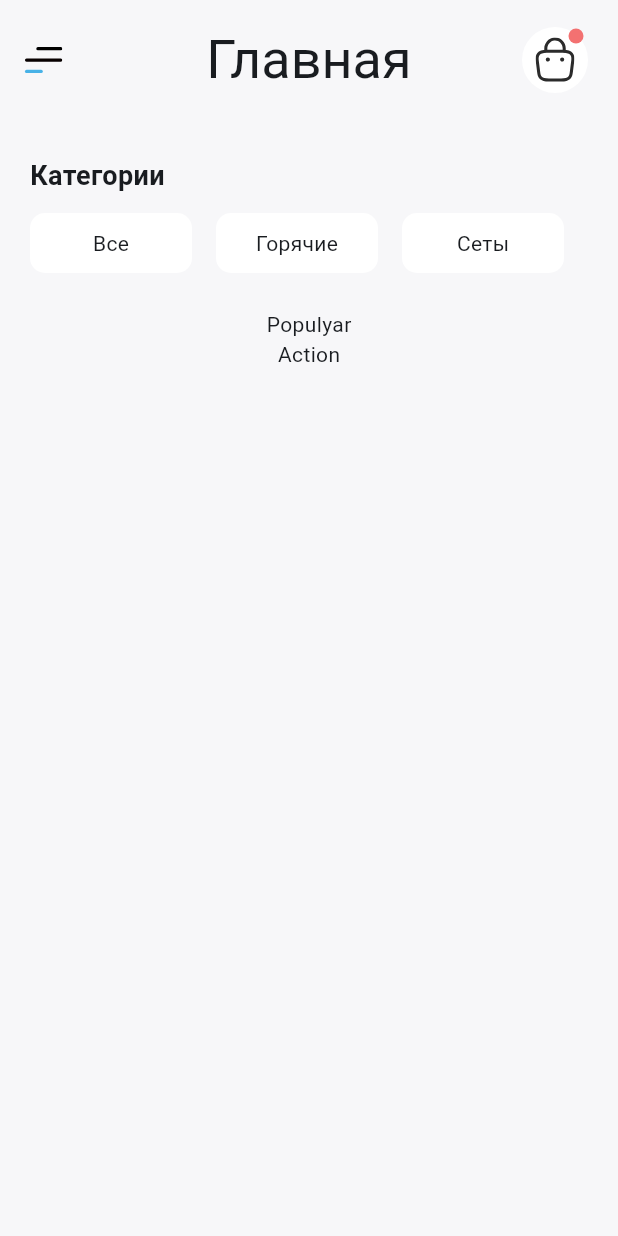
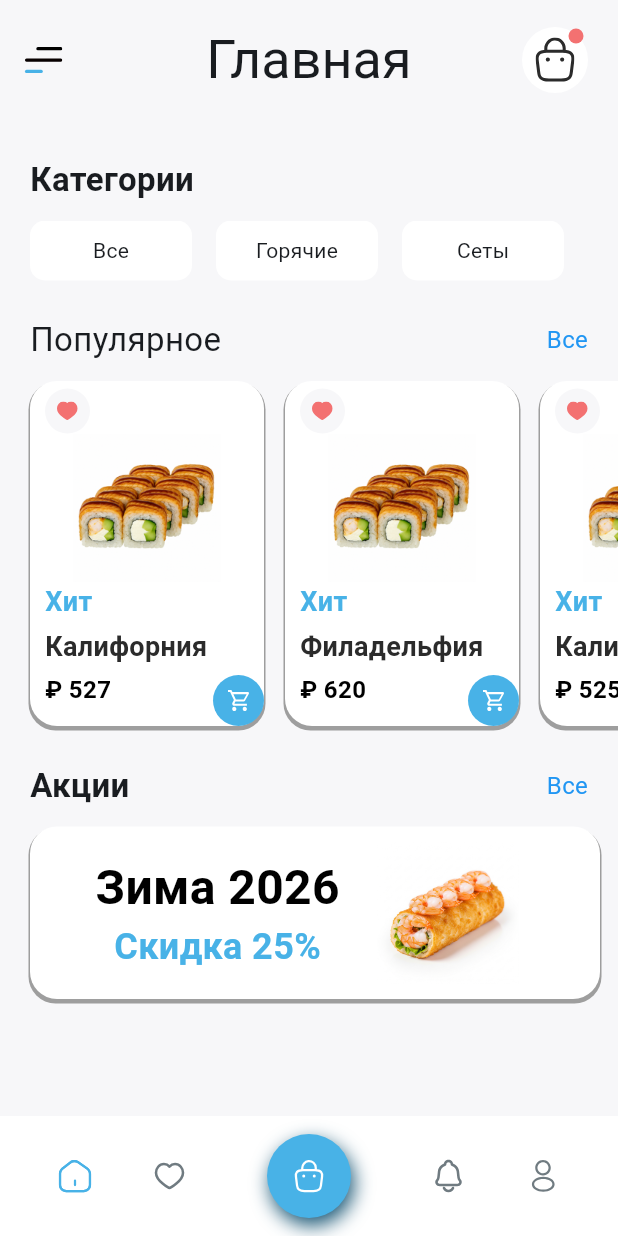
Before and after one commit to vladpap/flutter_course, a Flutter app: the PracticLayout3 screen opened directly, on a phone screen of 412 x 824 dp. Run offline on Flutter 3.47's test engine with Material 3 defaults, Android fonts, the phone set to English and light mode, and no system bars; our stand-ins replace flutter_svg, google_fonts.

Commit message:
done figma practica

```diff
--- /dev/null
+++ b/lib/practical/action.dart
@@ -0,0 +1,101 @@
+import 'package:flutter/material.dart';
+// import 'package:flutter_svg/flutter_svg.dart';
+
+class ActionChart extends StatelessWidget {
+  const ActionChart({super.key});
+
+  @override
+  Widget build(BuildContext context) {
+    return Container(
+      margin: EdgeInsets.only(top: 24),
+      child: Column(
+        children: [
+          Row(
+            children: [
+              Text("Акции", style: TextStyle(
+                fontSize: 22, fontWeight:
+                FontWeight.bold),
+                ),
+              Spacer(),
+              Text(
+                "Все",
+                style: TextStyle(color: Colors.blue, fontSize: 16),
+                )
+            ],
+          ),
+          SizedBox(height: 12),
+          SingleChildScrollView(
+            clipBehavior: Clip.none,
+            scrollDirection: Axis.horizontal,
+            child: Row(
+              children: [
+                ActionItem(),
+                SizedBox(width: 14),
+                ActionItem(),
+              ],
+            ),
+          ),
+        ],
+      ),
+    );
+  }
+}
+
+class ActionItem extends StatelessWidget {
+  const ActionItem({super.key});
+
+  @override
+  Widget build(BuildContext context) {
+    return Container(
+      width: 380,
+      height: 115,
+      padding: EdgeInsets.all(10),
+      decoration: BoxDecoration(
+        color: Colors.white, // The color of the container
+        borderRadius: BorderRadius.circular(18), // Optional: for rounded corners
+        boxShadow: [
+          BoxShadow(
+            color: Colors.grey,
+            offset: Offset(0, 2),               // X, Y offset of the shadow
+            blurRadius: 0,                      // How diffused the shadow is
+            spreadRadius: 1,                     // How much the shadow expands
+          ),
+        ],
+      ),
+      child: Center(
+        child: Row(
+          mainAxisAlignment: MainAxisAlignment.center,
+          children: [
+            Column(
+              mainAxisAlignment: MainAxisAlignment.center,
+              children: [
+                Text(
+                  "Зима 2026",
+                  style: TextStyle(
+                    fontSize: 32,
+                    color: Colors.black,
+                    fontWeight: FontWeight.bold,
+                  ),),
+                Text(
+                  "Скидка 25%",
+                  style: TextStyle(
+                    fontSize: 24,
+                    fontWeight: FontWeight.bold,
+                    color: Color(0xFF48B2E7),
+                  ),
+                ),
+              ],
+            ),
+            SizedBox(width: 14),
+            Image.asset(
+              width: 116,
+              height: 116,
+              fit: BoxFit.contain,
+              "assets/images/summer.png"
+            ),
+          ],
+        ),
+      ),
+    );
+  }
+}
--- a/lib/practical/category.dart
+++ b/lib/practical/category.dart
@@ -7,14 +7,14 @@ class CategoryChart extends StatelessWidget {
   @override
   Widget build(BuildContext context) {
     return Container(
-      margin: EdgeInsets.symmetric(vertical: 24),
+      margin: EdgeInsets.only(top: 24),
       child: Column(
         crossAxisAlignment: CrossAxisAlignment.start,
         children: [
           Text(
             "Категории",
             style: TextStyle(
-              fontSize: 18,
+              fontSize: 22,
               fontWeight: FontWeight.bold,
             )),
           SizedBox(height: 12),
--- /dev/null
+++ b/lib/practical/navigation_bar.dart
@@ -0,0 +1,92 @@
+import 'package:flutter/material.dart';
+import 'package:flutter_svg/flutter_svg.dart';
+
+class MyNavigationBar extends StatelessWidget {
+  const MyNavigationBar({super.key});
+
+  @override
+  Widget build(BuildContext context) {
+    return BottomAppBar(
+      color: Colors.white,
+      child: Container(
+        height: 60,
+        padding: const EdgeInsets.symmetric(horizontal: 10),
+        child: Row(
+          mainAxisAlignment: MainAxisAlignment.spaceBetween,
+          children: [
+            // Первые две иконки слева
+            Row(
+              mainAxisAlignment: MainAxisAlignment.spaceAround,
+              children: [
+                _buildSVGIconButton("assets/svg_icons/home-2.svg", 0),
+                const SizedBox(width: 15),
+                _buildSVGIconButton("assets/svg_icons/Heart_grey.svg", 1),
+              ],
+            ),
+
+            // Центральная иконка в круге
+            Transform.translate(
+              offset: const Offset(0, -0),
+              child: Container(
+                width: 60,
+                height: 60,
+                decoration: BoxDecoration(
+                  color: Color(0xFF48B2E7),
+                  shape: BoxShape.circle,
+                  boxShadow: [
+                    BoxShadow(
+                      color: Color.fromARGB(255, 25, 86, 116),
+                      blurRadius: 10,
+                      offset: const Offset(2, 5),
+                    ),
+                  ],
+                ),
+                child: IconButton(
+                  onPressed: () {},
+                  icon: SvgPicture.asset("assets/svg_icons/bag-2.svg"),
+                  iconSize: 30,
+                ),
+              ),
+            ),
+
+            // Последние две иконки справа
+            Row(
+              mainAxisAlignment: MainAxisAlignment.spaceAround,
+              children: [
+                _buildSVGIconButton("assets/svg_icons/Notification.svg", 3),
+                const SizedBox(width: 15),
+                _buildSVGIconButton("assets/svg_icons/person.svg", 4),
+              ],
+            ),
+          ],
+        ),
+      ),
+    );
+  }
+
+  Widget _buildIconButton(IconData icon, int index) {
+    return IconButton(
+      onPressed: () {},
+      icon: Icon(
+        icon,
+        color: Colors.grey[700],
+        size: 28,
+      ),
+    );
+  }
+}
+
+Widget _buildSVGIconButton(String assetPath, int index) {
+    return IconButton(
+      onPressed: () {},
+      icon: SvgPicture.asset(
+        assetPath,
+        //colorFilter: ColorFilter.mode(
+        //  Colors.grey[700]!,
+        //  BlendMode.srcIn,
+        //),
+        width: 24,
+        height: 24,
+      ),
+    );
+  }
--- /dev/null
+++ b/lib/practical/popular.dart
@@ -0,0 +1,158 @@
+import 'package:flutter/material.dart';
+import 'package:flutter_svg/flutter_svg.dart';
+
+class PopulyarChart extends StatelessWidget {
+  const PopulyarChart({super.key});
+
+  @override
+  Widget build(BuildContext context) {
+    return Container(
+      margin: EdgeInsets.only(top: 24),
+      child: Column(
+        children: [
+          Row(
+            children: [
+              Text("Популярное", style: TextStyle(fontSize: 22)),
+              Spacer(),
+              Text(
+                "Все",
+                style: TextStyle(color: Colors.blue, fontSize: 16),
+                )
+            ],
+          ),
+          SizedBox(height: 12),
+          SingleChildScrollView(
+            clipBehavior: Clip.none,
+            scrollDirection: Axis.horizontal,
+            child: Row(
+              children: [
+                CardItem(title: "Калифорния", price: 527),
+                SizedBox(width: 14),
+                CardItem(title: "Филадельфия", price: 620),
+                SizedBox(width: 14),
+                CardItem(title: "Калифорния", price: 525),
+                SizedBox(width: 14),
+                CardItem(title: "Филадельфия", price: 620),
+                SizedBox(width: 14),
+                CardItem(title: "Калифорния", price: 525),
+              ],
+            ),
+          ),
+        ],
+      ),
+    );
+  }
+}
+
+class CardItem extends StatelessWidget {
+  final String title;
+  final int price;
+  const CardItem({
+    required this.title,
+    required this.price,
+    super.key});
+
+  @override
+  Widget build(BuildContext context) {
+    return Container(
+      height: 230,
+      width: 156,
+      padding: EdgeInsets.only(left: 10, right: 10, bottom: 0, top: 5),
+      decoration: BoxDecoration(
+        color: Colors.white, // The color of the container
+        borderRadius: BorderRadius.circular(18), // Optional: for rounded corners
+        boxShadow: [
+          BoxShadow(
+            color: Colors.grey,
+            offset: Offset(0, 2),               // X, Y offset of the shadow
+            blurRadius: 0,                      // How diffused the shadow is
+            spreadRadius: 1,                     // How much the shadow expands
+          ),
+        ],
+      ),
+      child: Stack(
+        alignment: AlignmentGeometry.center,
+        clipBehavior: Clip.none,
+        children: [
+          Column(
+          crossAxisAlignment: CrossAxisAlignment.start,
+          children: [
+            Container(
+              width: 30,
+              height: 30,
+              alignment: Alignment.center,
+              decoration: BoxDecoration(
+                color: Color(0xFFF7F7F9),
+                borderRadius: BorderRadius.circular(15),
+              ),
+              child: FittedBox(
+                fit: BoxFit.scaleDown,
+                child: SvgPicture.asset(
+                    "assets/svg_icons/Heart_white.svg",
+                    width: 14,
+                    colorFilter: ColorFilter.mode(
+                      Color(0xFFF37171),
+                      BlendMode.srcIn,
+                    ),
+                  ),
+              ),
+            ),
+            Center(
+              child: Image.asset(
+                "assets/images/roll3.png",
+                width: 99,
+              ),
+            ),
+            Text(
+              "Хит",
+              style: TextStyle(
+                color: Color(0xFF48B2E7),
+                fontWeight: FontWeight.bold,
+                fontSize: 18),
+            ),
+            SizedBox(height: 4),
+            Text(
+              title,
+              softWrap: false,
+              maxLines: 1,
+              overflow: TextOverflow.fade,
+              style: TextStyle(
+                color: Color(0xFF2B2B2B),
+                fontWeight: FontWeight.bold,
+                fontSize: 18),
+              ),
+            SizedBox(height: 4),
+            Text(
+              "₽ $price",
+              style: TextStyle(
+                color: Colors.black,
+                fontWeight: FontWeight.bold,
+                fontSize: 16),
+              ),
+            ],
+          ),
+          Positioned(
+            bottom: 0,
+            right: -10,
+            child: Container(
+              width: 34,
+              height: 34,
+              decoration: BoxDecoration(
+                color: Color(0xFF48B2E7),
+                borderRadius: BorderRadius.circular(20),
+              ),
+              alignment: Alignment.center,
+              child: FittedBox(
+                fit: BoxFit.scaleDown,
+                child: SvgPicture.asset(
+                    "assets/svg_icons/Cart_white.svg",
+                    width: 14,
+                  ),
+              ),
+            ),
+          ),
+        ],
+      ),
+    );
+  }
+}
--- a/lib/practical/practical_3.dart
+++ b/lib/practical/practical_3.dart
@@ -1,6 +1,9 @@
 import 'package:flutter/material.dart';
 import 'package:flutter_svg/flutter_svg.dart';
 import 'package:flutter_cource/practical/category.dart';
+import 'package:flutter_cource/practical/popular.dart';
+import 'package:flutter_cource/practical/action.dart';
+import 'package:flutter_cource/practical/navigation_bar.dart';
 
 
 class PracticLayout3 extends StatelessWidget {
@@ -26,16 +29,20 @@ class PracticLayout3 extends StatelessWidget {
             "Главная", style: TextStyle(fontSize: 36)),
         actions: [ShopCart(emptyCart: false)],
       ),
-      body: Container(
-        margin: EdgeInsets.symmetric(horizontal: 20),
-        child: Column(
-          children: [
-            CategoryChart(),
-            Text("Populyar"),
-            Text("Action"),
-          ],
+      body: SingleChildScrollView(
+        child: Container(
+          margin: EdgeInsets.symmetric(horizontal: 20),
+          child: Column(
+            children: [
+              CategoryChart(),
+              PopulyarChart(),
+              ActionChart(),
+              SizedBox(height: 50),
+            ],
+          ),
         ),
       ),
+      bottomNavigationBar: MyNavigationBar(),
     );
   }
 }
```
Also changed, not shown: assets/images/roll3.png (added), assets/images/summer.png (added), assets/svg_icons/Cart_white.svg (added), assets/svg_icons/Heart_grey.svg (added), assets/svg_icons/Heart_white.svg (added), assets/svg_icons/Notification.svg (added), assets/svg_icons/bag-2.svg (added), assets/svg_icons/home-2.svg (added), assets/svg_icons/person.svg (added).
